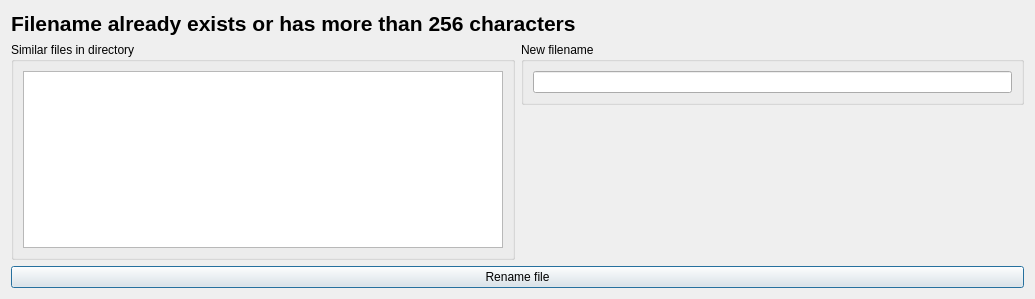
This is pordb_bilddatei_umbenennen.ui in hwmay/pordb as Qt 5 draws it before an edit. The edited form follows.
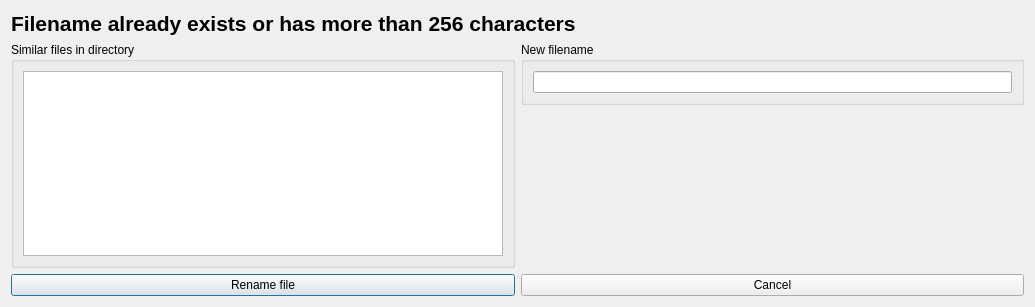
This is the edited form. Icons and pictures are not drawn.

Commit message: Bugfix cancel added to new image file name

What changed in the file:
```diff
--- a/pordb_bilddatei_umbenennen.ui
+++ b/pordb_bilddatei_umbenennen.ui
@@ -7,7 +7,7 @@
     <x>0</x>
     <y>0</y>
     <width>1035</width>
-    <height>299</height>
+    <height>307</height>
    </rect>
   </property>
   <property name="windowTitle">
@@ -18,8 +18,6 @@
     <normaloff>pypordb/8027068_splash.png</normaloff>pypordb/8027068_splash.png</iconset>
   </property>
   <layout class="QFormLayout" name="formLayout">
-   <item row="0" column="0" colspan="2">
-    <layout class="QGridLayout" name="gridLayout_3">
      <item row="0" column="0">
       <widget class="QLabel" name="label">
        <property name="font">
@@ -34,7 +32,9 @@
        </property>
       </widget>
      </item>
-     <item row="1" column="0">
+   <item row="1" column="0" colspan="2">
+    <layout class="QVBoxLayout" name="verticalLayout_2">
+     <item>
       <layout class="QHBoxLayout" name="horizontalLayout">
        <item>
         <widget class="QGroupBox" name="groupBox">
@@ -86,7 +86,9 @@
        </item>
       </layout>
      </item>
-     <item row="2" column="0">
+     <item>
+      <layout class="QHBoxLayout" name="horizontalLayout_2">
+       <item>
       <widget class="QPushButton" name="pushButtonUmbenennen">
        <property name="text">
         <string>Rename file</string>
@@ -101,6 +103,15 @@
         <bool>false</bool>
        </property>
       </widget>
+       </item>
+       <item>
+        <widget class="QPushButton" name="pushButtonCancel">
+         <property name="text">
+          <string>Cancel</string>
+         </property>
+        </widget>
+       </item>
+      </layout>
      </item>
     </layout>
    </item>
```
Lines whose indentation alone changed are shown as unchanged. The commit also changes 4 other files.
